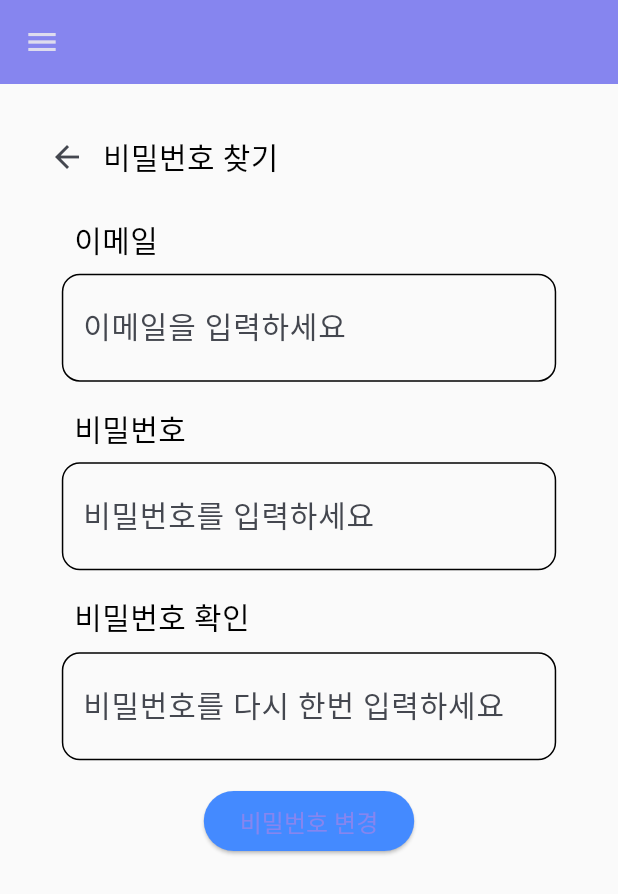
After one commit to SeeIn-Inha/SeeIn-Frontend, a Flutter app: the ResetPassword screen opened by its route, on a phone screen of 412 x 824 dp. The commit adds this screen. Shown: the top 894 px of the screen. Run offline on Flutter 3.47's test engine with Material 3 defaults, Android fonts, the light colour scheme and no system bars; our stand-ins replace flutter_dotenv, image_picker, shared_preferences; accounts and stored records are empty; Roboto replaces fonts that are missing (Pretendard).

Commit message:
feat: 비밀번호 찾기

```diff
--- a/lib/routes/router.dart
+++ b/lib/routes/router.dart
@@ -1,11 +1,11 @@
 import 'package:flutter/material.dart';
-import 'package:seein_frontend/screens/users/edit_profile_screen.dart';
+import 'package:seein_frontend/screens/users/reset_password_screen.dart';
 import '../screens/start_screen.dart';
 import '../screens/users/join_screen.dart';
 import '../screens/users/login_screen.dart';
 import '../screens/camera_auto_analysis_screen.dart';
 import '../screens/select_home_screen.dart';
-import '../screens/users/my_info.dart';
+import '../screens/users/my_info_screen.dart';
 import '../screens/home_screen.dart';
 import '../screens/test_home_screen.dart';
 import '../screens/users/edit_profile_screen.dart';
@@ -22,6 +22,7 @@ class RoutePage {
   static const String realHome = '/realHome';
   static const String receipt = '/receipt';
   static const String editProfile = '/eiditProfile';
+  static const String resetPassword = '/resetPassword';
 
   // screens/...
   static final Map<String, WidgetBuilder> appRoutes = {
@@ -34,5 +35,6 @@ class RoutePage {
     realHome: (context) => Home(),
     receipt: (context) => HomeScreen(),
     editProfile: (context) => EditProfileScreen(),
+    resetPassword: (context) => ResetPassword(),
   };
 }
--- /dev/null
+++ b/lib/screens/users/reset_password_screen.dart
@@ -0,0 +1,92 @@
+import 'package:flutter/material.dart';
+import 'package:seein_frontend/config/appTheme.dart';
+import '../../widgets/drawer_widget.dart';
+import '../../widgets/common_widget.dart';
+import 'package:provider/provider.dart';
+import '../../services/reset_password.dart';
+
+class ResetPassword extends StatelessWidget {
+  ResetPassword({super.key});
+
+  final TextEditingController _email = TextEditingController();
+  final TextEditingController _pw = TextEditingController();
+  final TextEditingController _pwCheck = TextEditingController();
+  final FocusNode _pwFocus = FocusNode();
+  final FocusNode _emailFocus = FocusNode();
+  final FocusNode _pwCheckFocus = FocusNode();
+
+  void _hideKeyboard(BuildContext ctx) {
+    FocusScope.of(ctx).unfocus();
+  }
+
+  Widget _buildLayout(BuildContext ctx, ThemeData theme) {
+    final w = MediaQuery.of(ctx).size.width;
+    final h = MediaQuery.of(ctx).size.height;
+    final CommonWidget widgetMaker = CommonWidget();
+
+    return SingleChildScrollView(
+      child: Column(
+        children: [
+          SizedBox(height: h * 0.03),
+          widgetMaker.buildBackButton(ctx, '비밀번호 찾기', theme),
+          SizedBox(height: h * 0.02),
+          widgetMaker.buildLabel(ctx, '이메일', theme),
+          SizedBox(height: h * 0.01),
+          widgetMaker.buildInputField(ctx, '이메일', _email, _emailFocus, theme),
+          SizedBox(height: h * 0.02),
+          widgetMaker.buildLabel(ctx, '비밀번호', theme),
+          SizedBox(height: h * 0.01),
+          widgetMaker.buildInputField(ctx, '비밀번호', _pw, _pwFocus, theme),
+          SizedBox(height: h * 0.02),
+          widgetMaker.buildLabel(ctx, '비밀번호 확인', theme),
+          SizedBox(height: h * 0.01),
+          widgetMaker.buildInputField(ctx, '비밀번호 확인', _pwCheck, _pwCheckFocus, theme),
+          SizedBox(height: h * 0.02),
+          ElevatedButton(
+            onPressed: () async {
+              final PasswordEditor pwEditor = PasswordEditor();
+              if (!await pwEditor.resetPassword(_email.text.trim(), _pw.text.trim(), _pwCheck.text.trim())) {
+                widgetMaker.buildSnackBar(ctx, '비밀번호나 이메일을 확인해주세요', theme);
+                return;
+              }
+              widgetMaker.buildSnackBar(ctx, '비밀번호 변경에 성공하였습니다!', theme);
+              _email.clear();
+              _pw.clear();
+              _pwCheck.clear();
+              Navigator.pushNamed(ctx, '/start');
+            },
+            child: Text('비밀번호 변경', style: theme.textTheme.labelSmall,),
+          ),
+          SizedBox(height: h * 0.04,),
+        ],
+      ),
+    );
+  }
+
+  @override
+  Widget build(BuildContext ctx) {
+    final theme = AppTheme.lightTheme;
+
+    return Scaffold(
+      backgroundColor: theme.scaffoldBackgroundColor,
+      appBar: AppBar(
+        backgroundColor: theme.appBarTheme.backgroundColor,
+        foregroundColor: theme.appBarTheme.foregroundColor,
+        leading: Builder(
+          builder: (ctx) => IconButton(
+            icon: Icon(Icons.menu),
+            onPressed: () {
+              Scaffold.of(ctx).openDrawer();
+            },
+          ),
+        ),
+      ),
+      drawer: Drawer(child: Menu()),
+      body: GestureDetector(
+        behavior: HitTestBehavior.deferToChild,
+        onTap: () => _hideKeyboard(ctx),
+        child: _buildLayout(ctx, theme),
+      ),
+    );
+  }
+}
```
Also changed, not shown: lib/api/user/pw_reset_api.dart (added, +28 -0 lines), lib/services/reset_password.dart (added, +27 -0 lines).
